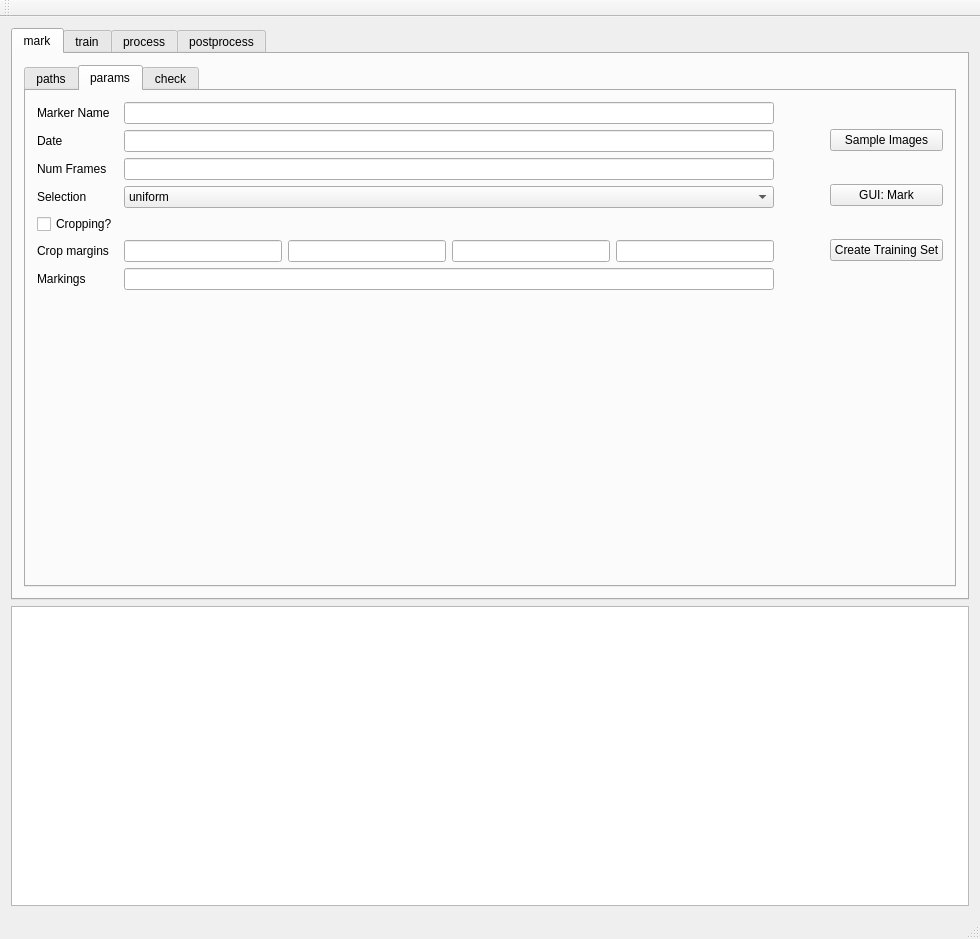
Before: the Qt Designer form dlc_serv_gui/dlc_serv_gui/dlcgui.ui in Lippolis96/dlc-scripts, drawn with Qt 5.
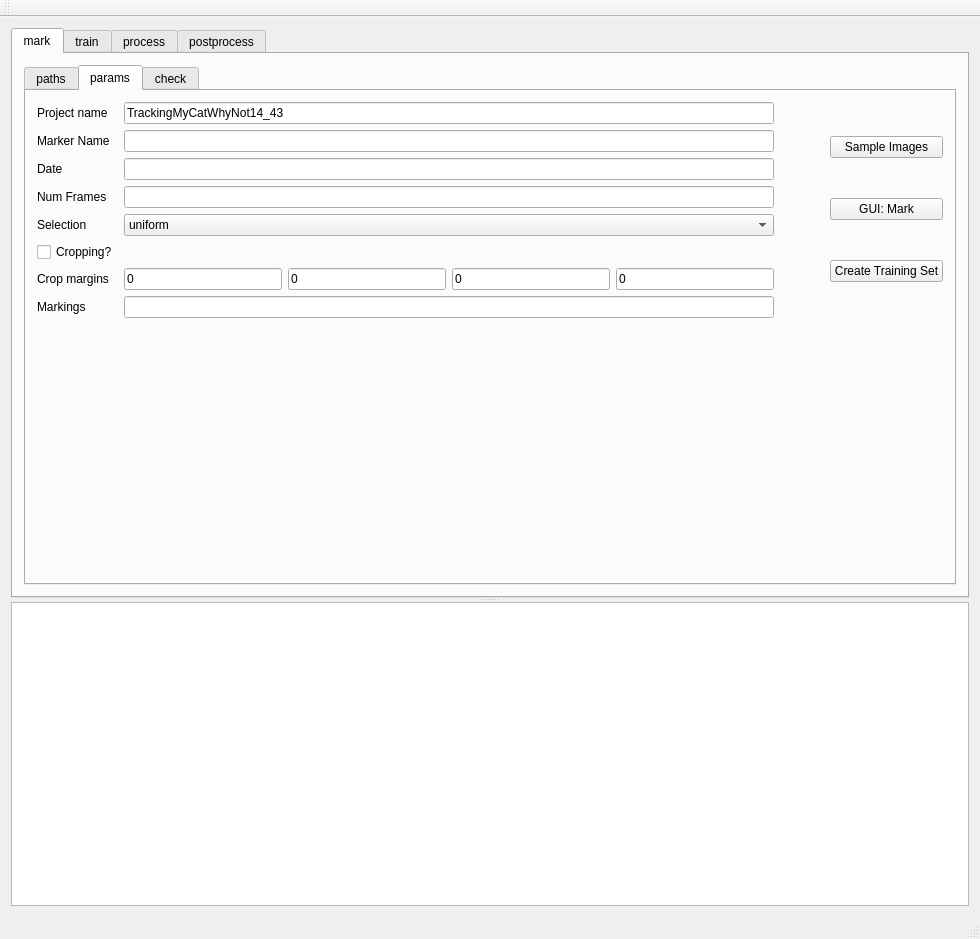
After: the same form once the commit is applied. The open tabs and pages were chosen to show the change.

The edit to the form file:
```diff
--- a/dlc_serv_gui/dlc_serv_gui/dlcgui.ui
+++ b/dlc_serv_gui/dlc_serv_gui/dlcgui.ui
@@ -16,6 +16,10 @@
   <widget class="QWidget" name="centralWidget">
    <layout class="QVBoxLayout" name="verticalLayout_2">
     <item>
+     <widget class="QSplitter" name="splitter">
+      <property name="orientation">
+       <enum>Qt::Vertical</enum>
+      </property>
      <widget class="QTabWidget" name="mainTabWidget">
       <property name="currentIndex">
        <number>0</number>
@@ -24,8 +28,8 @@
        <attribute name="title">
         <string>mark</string>
        </attribute>
-       <layout class="QGridLayout" name="gridLayout">
-        <item row="0" column="0">
+        <layout class="QVBoxLayout" name="verticalLayout_7">
+         <item>
          <widget class="QTabWidget" name="markTabWidget">
           <property name="currentIndex">
            <number>0</number>
@@ -135,14 +139,14 @@
              <layout class="QHBoxLayout" name="horizontalLayout_2">
               <item>
                <layout class="QGridLayout" name="gridLayout_2">
-                <item row="3" column="0">
+                 <item row="4" column="0">
                  <widget class="QLabel" name="paramSelectionLabel">
                   <property name="text">
                    <string>Selection</string>
                   </property>
                  </widget>
                 </item>
-                <item row="3" column="1">
+                 <item row="4" column="1">
                  <widget class="QComboBox" name="paramSelectionComboBox">
                   <item>
                    <property name="text">
@@ -156,76 +160,121 @@
                   </item>
                  </widget>
                 </item>
-                <item row="0" column="0">
+                 <item row="1" column="0">
                  <widget class="QLabel" name="paramNameLabel">
                   <property name="text">
                    <string>Marker Name</string>
                   </property>
                  </widget>
                 </item>
-                <item row="1" column="0">
+                 <item row="2" column="0">
                  <widget class="QLabel" name="paramDataLabel">
                   <property name="text">
                    <string>Date</string>
                   </property>
                  </widget>
                 </item>
-                <item row="0" column="1">
+                 <item row="1" column="1">
                  <widget class="QLineEdit" name="paramNameLineEdit"/>
                 </item>
-                <item row="1" column="1">
-                 <widget class="QLineEdit" name="paramDataLineEdit"/>
-                </item>
-                <item row="5" column="1">
+                 <item row="2" column="1">
+                  <widget class="QLineEdit" name="paramDateLineEdit"/>
+                 </item>
+                 <item row="6" column="1">
                  <layout class="QHBoxLayout" name="horizontalLayout">
                   <item>
-                   <widget class="QLineEdit" name="paramCropMarginsXMin"/>
+                    <widget class="QLineEdit" name="paramCropMarginsXMin">
+                     <property name="text">
+                      <string>0</string>
+                     </property>
+                     <property name="readOnly">
+                      <bool>true</bool>
+                     </property>
+                    </widget>
                   </item>
                   <item>
-                   <widget class="QLineEdit" name="paramCropMarginsXMax"/>
+                    <widget class="QLineEdit" name="paramCropMarginsXMax">
+                     <property name="text">
+                      <string>0</string>
+                     </property>
+                     <property name="readOnly">
+                      <bool>true</bool>
+                     </property>
+                    </widget>
                   </item>
                   <item>
-                   <widget class="QLineEdit" name="paramCropMarginsYMin"/>
+                    <widget class="QLineEdit" name="paramCropMarginsYMin">
+                     <property name="text">
+                      <string>0</string>
+                     </property>
+                     <property name="readOnly">
+                      <bool>true</bool>
+                     </property>
+                    </widget>
                   </item>
                   <item>
-                   <widget class="QLineEdit" name="paramCropMarginsYMax"/>
+                    <widget class="QLineEdit" name="paramCropMarginsYMax">
+                     <property name="text">
+                      <string>0</string>
+                     </property>
+                     <property name="readOnly">
+                      <bool>true</bool>
+                     </property>
+                    </widget>
                   </item>
                  </layout>
                 </item>
-                <item row="2" column="0">
+                 <item row="3" column="0">
                  <widget class="QLabel" name="paramNumFrameLabel">
                   <property name="text">
                    <string>Num Frames</string>
                   </property>
                  </widget>
                 </item>
-                <item row="2" column="1">
+                 <item row="3" column="1">
                  <widget class="QLineEdit" name="paramNumFrameLineEdit"/>
                 </item>
-                <item row="4" column="0">
+                 <item row="5" column="0">
                  <widget class="QCheckBox" name="paramCroppingCheckBox">
                   <property name="text">
                    <string>Cropping?</string>
                   </property>
-                 </widget>
-                </item>
-                <item row="6" column="0">
+                   <property name="checked">
+                    <bool>false</bool>
+                   </property>
+                  </widget>
+                 </item>
+                 <item row="7" column="0">
                  <widget class="QLabel" name="paramMarkingsLabel">
                   <property name="text">
                    <string>Markings</string>
                   </property>
                  </widget>
                 </item>
-                <item row="6" column="1">
+                 <item row="7" column="1">
                  <widget class="QLineEdit" name="paramMarkingsLineEdit"/>
                 </item>
-                <item row="5" column="0">
+                 <item row="6" column="0">
                  <widget class="QLabel" name="paramMarginsLabel">
                   <property name="text">
                    <string>Crop margins</string>
                   </property>
                  </widget>
                 </item>
+                 <item row="0" column="0">
+                  <widget class="QLabel" name="paramProjectNameLabel">
+                   <property name="text">
+                    <string>Project name</string>
+                   </property>
+                  </widget>
+                 </item>
+                 <item row="0" column="1">
+                  <widget class="QLineEdit" name="paramProjectNameLineEdit">
+                   <property name="text">
+                    <string>TrackingMyCatWhyNot14_43</string>
+                   </property>
+                  </widget>
+                 </item>
                </layout>
               </item>
               <item>
@@ -390,13 +439,11 @@
        </attribute>
       </widget>
      </widget>
-    </item>
-    <item>
      <widget class="QTextEdit" name="logTextEdit">
       <property name="maximumSize">
        <size>
         <width>16777215</width>
-        <height>300</height>
+         <height>16777215</height>
        </size>
       </property>
       <property name="font">
@@ -419,6 +466,7 @@
 &lt;p style=&quot;-qt-paragraph-type:empty; margin-top:0px; margin-bottom:0px; margin-left:0px; margin-right:0px; -qt-block-indent:0; text-indent:0px; font-family:'Courier'; font-size:11pt;&quot;&gt;&lt;br /&gt;&lt;/p&gt;&lt;/body&gt;&lt;/html&gt;</string>
       </property>
      </widget>
+     </widget>
     </item>
    </layout>
   </widget>
```
Left out of the diff: 22 changed lines with no effect on the pictures. Lines whose indentation alone changed are shown as unchanged.
